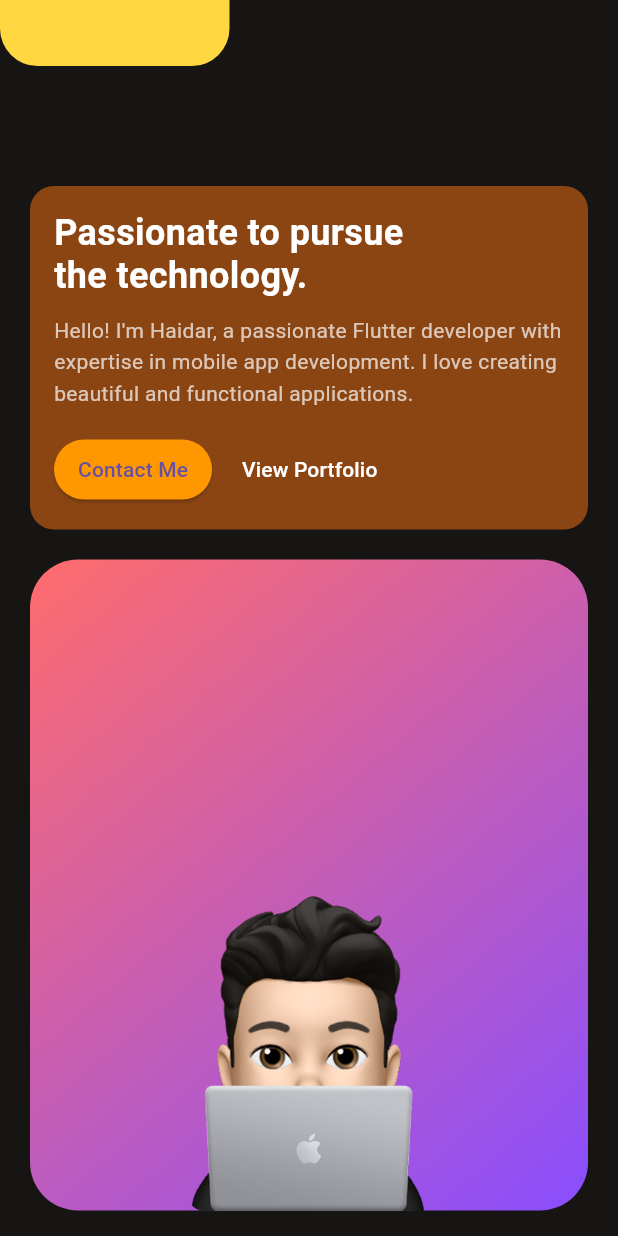
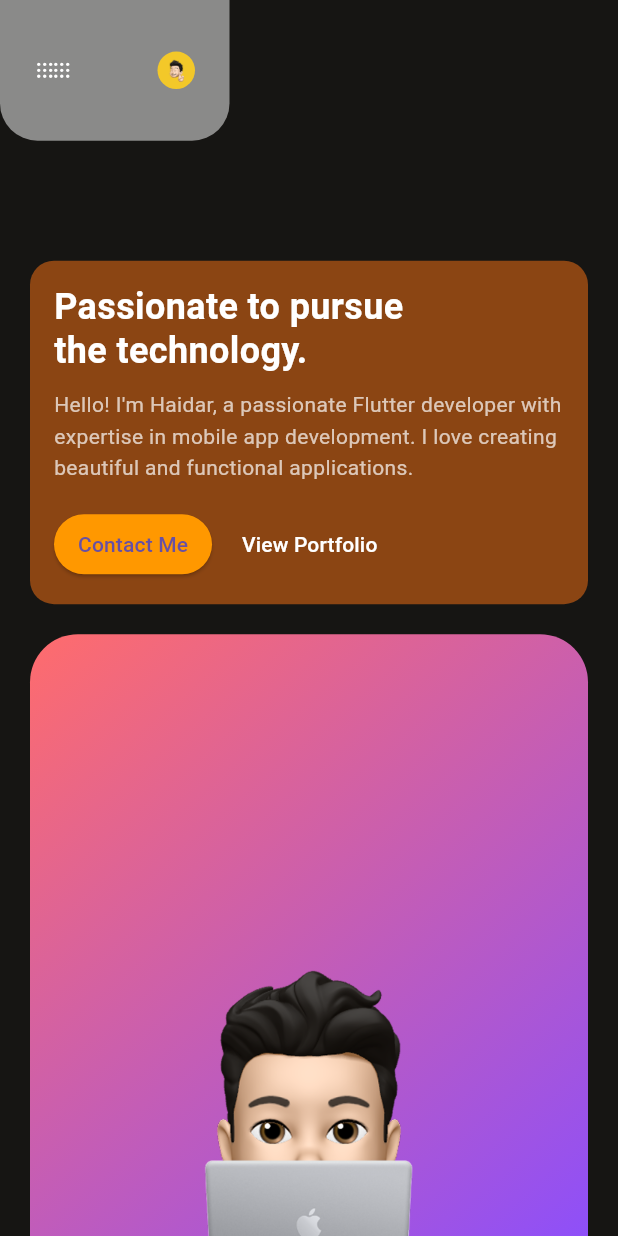
Before and after one commit to haidarahlan/my-website, a Flutter app: the screen it shows after launch, on a phone screen of 412 x 824 dp. Run offline on Flutter 3.47's test engine with Material 3 defaults, Android fonts, the phone set to English and light mode, and no system bars; our stand-ins replace flutter_svg, vector_graphics.

Commit message:
feat(ui): app bar home page

```diff
--- a/lib/features/home/presentation/widgets/home_app_bar.dart
+++ b/lib/features/home/presentation/widgets/home_app_bar.dart
@@ -1,4 +1,6 @@
 import 'package:flutter/material.dart';
+import 'package:haidar_website/gen/assets.gen.dart';
+import 'package:haidar_website/theme/colors.dart';
 
 class HomeAppBar extends StatelessWidget {
   const HomeAppBar({super.key});
@@ -6,16 +8,42 @@ class HomeAppBar extends StatelessWidget {
   @override
   Widget build(BuildContext context) {
     return Container(
-      width: 172,
+      width: 200,
+      constraints: BoxConstraints(maxWidth: 300),
       margin: EdgeInsets.only(right: 259),
       padding: EdgeInsets.symmetric(vertical: 22, horizontal: 23),
       decoration: BoxDecoration(
-        color: Colors.amberAccent,
+        color: Colors.white.withValues(alpha: 0.5),
         borderRadius: BorderRadius.only(
           bottomRight: Radius.circular(25),
           bottomLeft: Radius.circular(25),
         ),
       ),
+      child: Row(
+        children: [
+          Expanded(
+            child: Assets.icons.menuBurger.svg(
+              width: 44,
+            ),
+          ),
+          const SizedBox(width: 57),
+          Expanded(
+            child: Container(
+              padding: EdgeInsets.only(
+                left: 6.6,
+                right: 7.2,
+                top: 4.2,
+                bottom: 3.6,
+              ),
+              decoration: BoxDecoration(
+                color: AppColors.textYellow,
+                shape: BoxShape.circle,
+              ),
+              child: Assets.images.myAvatar.image(width: 40.2, height: 42),
+            ),
+          )
+        ],
+      ),
     );
   }
 }
--- /dev/null
+++ b/lib/theme/colors.dart
@@ -0,0 +1,37 @@
+import 'dart:ui';
+
+class AppColors {
+  AppColors._();
+
+  static Color primary = const Color(0xFF0087CD);
+  static Color secondary = const Color(0xFFFFD700);
+  static Color tersier = const Color(0xFF29ABE2);
+  static Color tersierCard = const Color(0xFF0A90D5);
+  static Color backgroundIcon = const Color(0xFF29ABE2).withValues(alpha: 0.24);
+  static Color black = const Color(0xFF000000);
+  static Color white = const Color(0xFFFFFFFF);
+  static Color borderMarker = const Color(0xFFFFFFF0);
+  static Color borderMarkerDark = const Color.fromARGB(255, 244, 244, 244);
+  static Color blue = const Color(0xFF0077FF);
+  static Color blueShade = const Color(0xFFDEF4FF);
+  static Color red = const Color(0xFFFF0000);
+  static Color green = const Color(0xFF44AE44);
+  static Color background = const Color(0xFFF2F2F2);
+
+  static Color textBlack = const Color(0xFF050608);
+  static Color textTersier = const Color(0xFF96CCE8);
+  static Color textTersierMoreWhite = const Color(0xFFB7E1F4);
+  static Color textGrey1 = const Color(0xFF909090);
+  static Color textGrey2 = const Color(0xFF606060);
+  static Color textGrey3 = const Color(0xFF303030);
+  static Color textRed = const Color(0xFFFF0303);
+  static Color textYellow = const Color(0xFFF3C829);
+  static Color textGreen = const Color(0xFF44AE44);
+  static Color grey1 = const Color(0xFF757575);
+  static Color grey2 = const Color(0xFFD6D6D6);
+  static Color grey3 = const Color(0xFFFAFAFA);
+
+  static Color danger = const Color(0xFFFF1744);
+  static Color warning = const Color(0xFFF3C829);
+  static Color success = const Color(0xFF00E676);
+}
```
Also changed, not shown: lib/features/home/presentation/widgets/home_project_card_ui.dart (+3 -6 lines), lib/gen/assets.gen.dart (added, +222 -0 lines), pubspec.yaml (+9 -0 lines), assets/icons/menu_burger.svg (added), assets/images/my_avatar.png (added), pubspec.lock.
